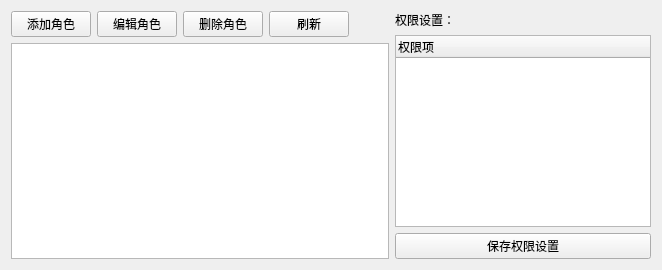
First picture: the form in src/views/system/rolemanager.ui, repository brovast/CDSimulation, before the edit.
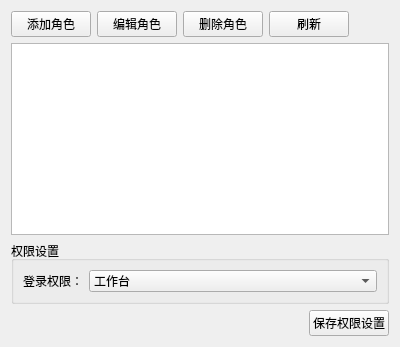
Second picture: the form after the edit.

Diff of the .ui file:
```diff
--- a/src/views/system/rolemanager.ui
+++ b/src/views/system/rolemanager.ui
@@ -2,11 +2,9 @@
 <ui version="4.0">
  <class>RoleManager</class>
  <widget class="QWidget" name="RoleManager">
-  <layout class="QHBoxLayout" name="horizontalLayout">
-   <item>
     <layout class="QVBoxLayout" name="verticalLayout">
      <item>
-      <layout class="QHBoxLayout" name="horizontalLayout_2">
+    <layout class="QHBoxLayout" name="horizontalLayout">
        <item>
         <widget class="QPushButton" name="btnAddRole">
          <property name="text">
@@ -60,25 +58,50 @@
        </property>
       </widget>
      </item>
-    </layout>
+   <item>
+    <widget class="QGroupBox" name="groupBoxPermission">
+     <property name="title">
+      <string>权限设置</string>
+     </property>
+     <layout class="QFormLayout" name="formLayout">
+      <item row="0" column="0">
+       <widget class="QLabel" name="labelPermission">
+        <property name="text">
+         <string>登录权限：</string>
+        </property>
+       </widget>
+      </item>
+      <item row="0" column="1">
+       <widget class="QComboBox" name="comboBoxPermission">
+        <item>
+         <property name="text">
+          <string>工作台</string>
+         </property>
+        </item>
+        <item>
+         <property name="text">
+          <string>系统管理</string>
+         </property>
+        </item>
+       </widget>
+      </item>
+     </layout>
+    </widget>
    </item>
    <item>
-    <layout class="QVBoxLayout" name="verticalLayout_2">
+    <layout class="QHBoxLayout" name="horizontalLayout_2">
      <item>
-      <widget class="QLabel" name="label">
-       <property name="text">
-        <string>权限设置：</string>
+      <spacer name="horizontalSpacer_2">
+       <property name="orientation">
+        <enum>Qt::Horizontal</enum>
        </property>
-      </widget>
-     </item>
-     <item>
-      <widget class="QTreeWidget" name="treePermissions">
-       <column>
-        <property name="text">
-         <string>权限项</string>
-        </property>
-       </column>
-      </widget>
+       <property name="sizeHint" stdset="0">
+        <size>
+         <width>40</width>
+         <height>20</height>
+        </size>
+       </property>
+      </spacer>
      </item>
      <item>
       <widget class="QPushButton" name="btnSavePermissions">
```
Lines whose indentation alone changed are shown as unchanged.
